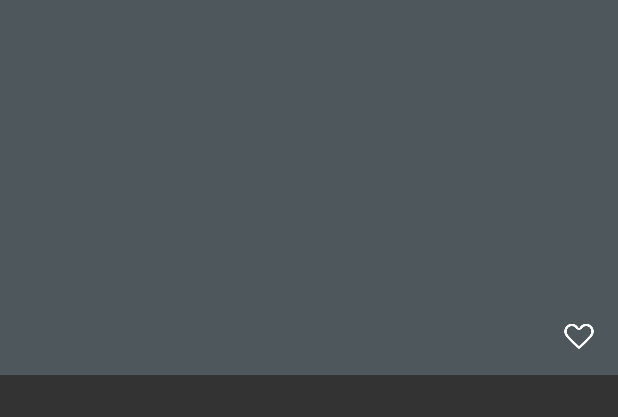
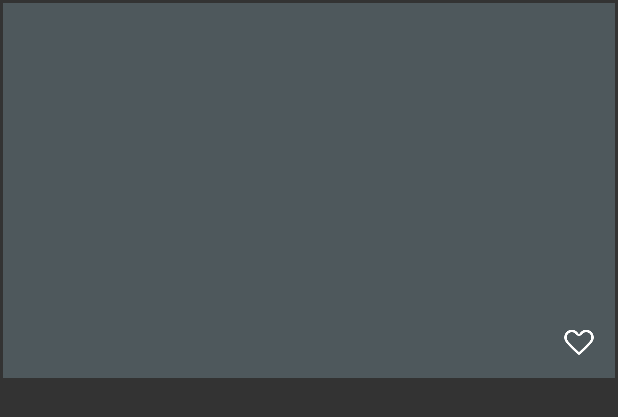
Before and after one commit to Musenkishi/wally, an Android app: the layout view_cell_thumb_tile.xml on its own in the app's theme, with its tools: preview values and no code run, on a phone screen of 412 x 824 dp. Shown: the top 417 px of the screen. Run offline under Robolectric (Android 15) with nearby library versions, the phone set to English and light mode, and no system bars.

Commit message:
Fix padding/margin on thumbnails

```diff
--- a/wally/src/main/res/layout/view_cell_thumb_tile.xml
+++ b/wally/src/main/res/layout/view_cell_thumb_tile.xml
@@ -21,7 +21,7 @@
     xmlns:auto="http://schemas.android.com/apk/res-auto"
     android:layout_width="match_parent"
     android:layout_height="@dimen/thumb_cell_height"
-    android:padding="2dp"
+    android:layout_margin="2dp"
     android:background="@color/Thumb.Background"
     auto:overlay="@drawable/default_selector"
     android:descendantFocusability="blocksDescendants"
--- a/wally/src/main/res/layout/view_cell_thumb_tile_saved.xml
+++ b/wally/src/main/res/layout/view_cell_thumb_tile_saved.xml
@@ -21,7 +21,7 @@
     xmlns:auto="http://schemas.android.com/apk/res-auto"
     android:layout_width="match_parent"
     android:layout_height="@dimen/thumb_cell_height"
-    android:padding="2dp"
+    android:layout_margin="2dp"
     android:descendantFocusability="blocksDescendants"
     android:background="@color/Thumb.Background"
     auto:overlay="@drawable/overlay_check"
```
